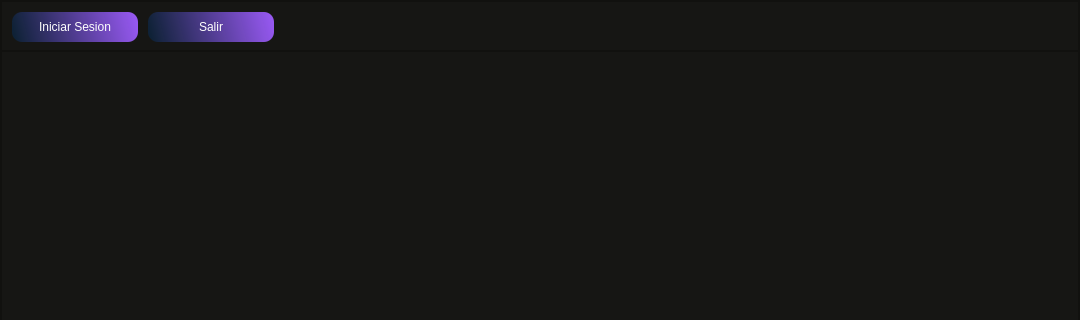
First picture: the form in Sistema de control de inventario/Qt designer/1.Inicio.ui, repository Xoserius/Sistema_de_control_de_inventario, before the edit; both pictures show x 0 to 1080 and y 0 to 320 of the 1080 by 720 pixel window.
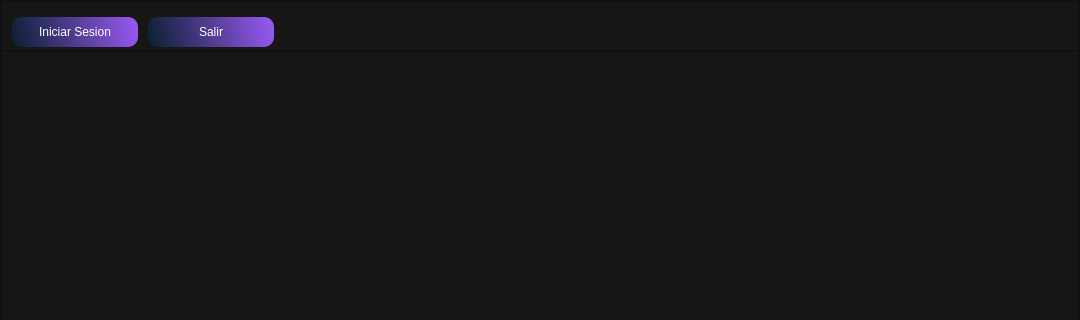
Second picture: the form after the edit.

The edit to the form file:
```diff
--- a/Sistema de control de inventario/Qt designer/1.Inicio.ui
+++ b/Sistema de control de inventario/Qt designer/1.Inicio.ui
@@ -98,7 +98,7 @@
            <number>0</number>
           </property>
           <property name="topMargin">
-           <number>0</number>
+           <number>5</number>
           </property>
           <property name="rightMargin">
            <number>10</number>
```
